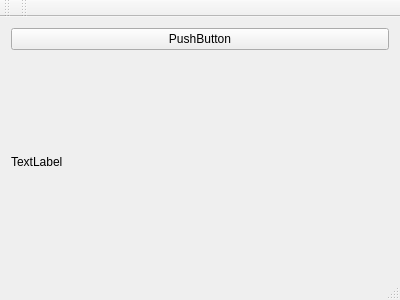
Before: the Qt Designer form CombineImages/mainwindow.ui in hanckmann/random_projects, drawn with Qt 5.
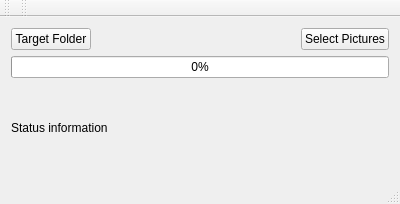
After: the same form once the commit is applied.

```diff
--- a/CombineImages/mainwindow.ui
+++ b/CombineImages/mainwindow.ui
@@ -7,7 +7,7 @@
     <x>0</x>
     <y>0</y>
     <width>400</width>
-    <height>300</height>
+    <height>204</height>
    </rect>
   </property>
   <property name="windowTitle">
@@ -18,16 +18,47 @@
     <item>
      <layout class="QVBoxLayout" name="verticalLayout">
       <item>
-       <widget class="QPushButton" name="pushButton">
-        <property name="text">
-         <string>PushButton</string>
+       <layout class="QHBoxLayout" name="horizontalLayout">
+        <item>
+         <widget class="QPushButton" name="buttonSetTargetFolder">
+          <property name="text">
+           <string>Target Folder</string>
+          </property>
+         </widget>
+        </item>
+        <item>
+         <spacer name="horizontalSpacer_2">
+          <property name="orientation">
+           <enum>Qt::Horizontal</enum>
+          </property>
+          <property name="sizeHint" stdset="0">
+           <size>
+            <width>40</width>
+            <height>20</height>
+           </size>
+          </property>
+         </spacer>
+        </item>
+        <item>
+         <widget class="QPushButton" name="buttonSelectPictures">
+          <property name="text">
+           <string>Select Pictures</string>
+          </property>
+         </widget>
+        </item>
+       </layout>
+      </item>
+      <item>
+       <widget class="QProgressBar" name="progressBar">
+        <property name="value">
+         <number>0</number>
         </property>
        </widget>
       </item>
       <item>
        <widget class="QLabel" name="label">
         <property name="text">
-         <string>TextLabel</string>
+         <string>Status information</string>
         </property>
        </widget>
       </item>
```
Left out of the diff: 2 changed lines with no effect on the pictures.
